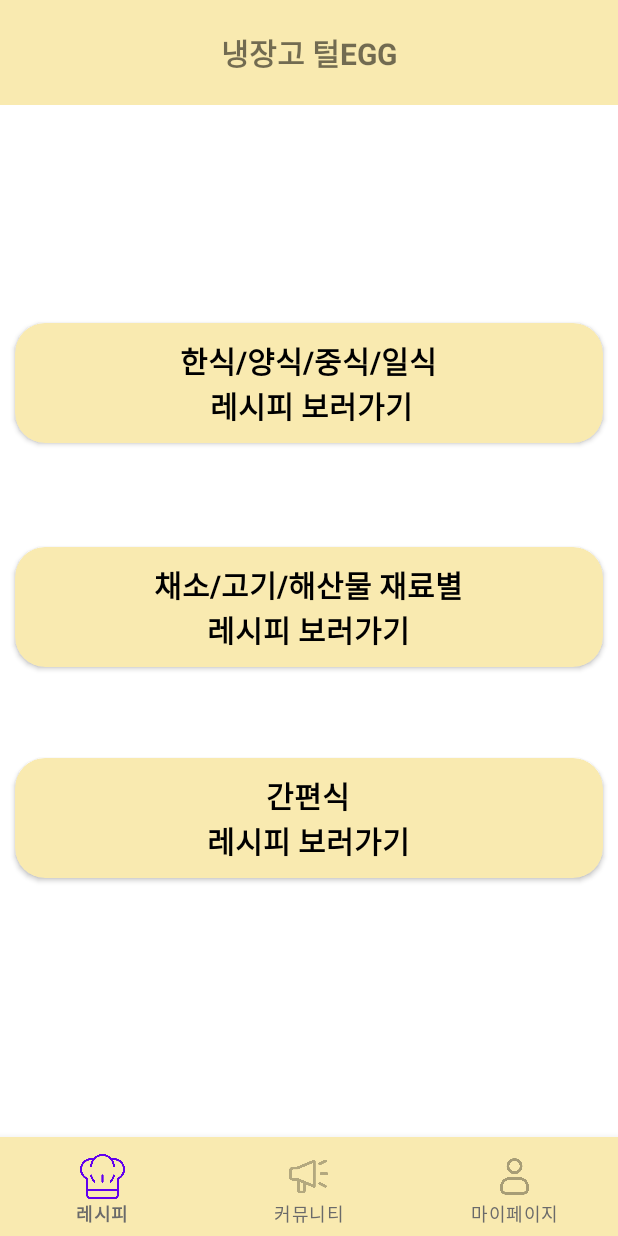
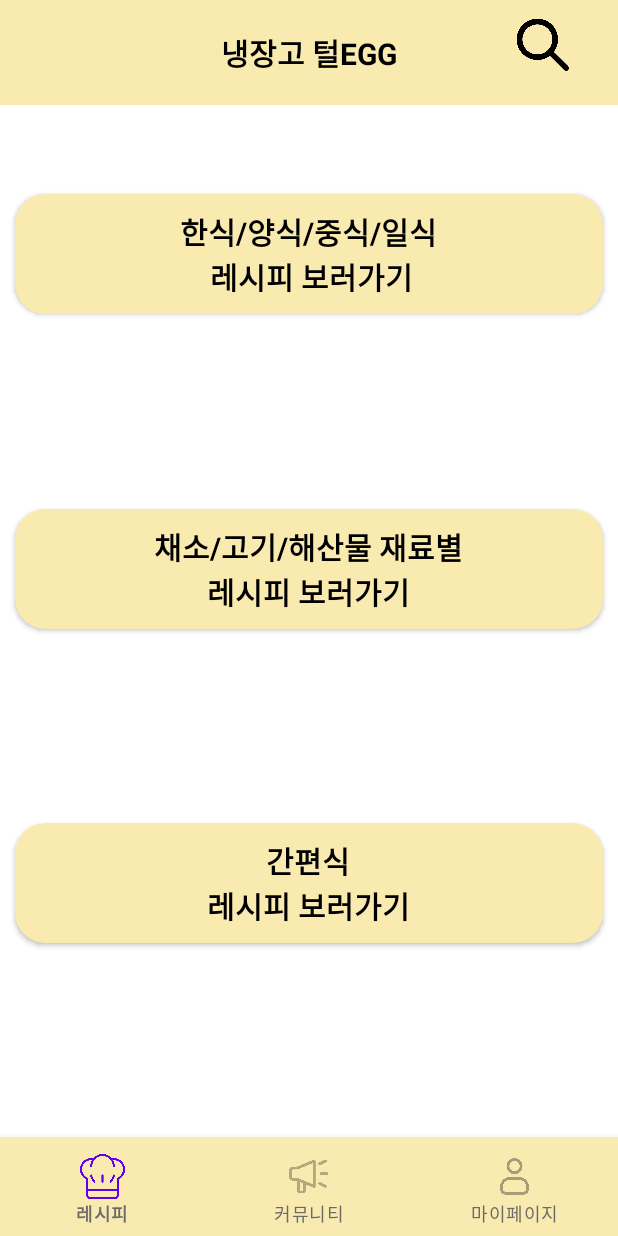
Before and after one commit to JGBean/CookRecipe, an Android app: the fragment RecipeFragment placed in its activity, on a phone screen of 412 x 824 dp. Run offline under Robolectric (Android 15) with nearby library versions, the phone set to English and light mode, and no system bars.

```diff
--- a/app/src/main/res/layout/activity_main.xml
+++ b/app/src/main/res/layout/activity_main.xml
@@ -26,7 +26,16 @@
             android:padding="10dp"
             android:text="냉장고 털EGG"
             android:textSize="20sp"
-            android:textStyle="bold" />
+            android:textStyle="bold"
+            android:textColor="@color/black"/>
+
+        <ImageView
+            android:id="@+id/imageView"
+            android:layout_width="40dp"
+            android:layout_height="40dp"
+            app:srcCompat="@drawable/ic_search"
+            android:layout_gravity="end"
+            android:layout_marginEnd="20dp"/>
     </FrameLayout>
 
     <FrameLayout
--- a/app/src/main/res/layout/fragment_recipe.xml
+++ b/app/src/main/res/layout/fragment_recipe.xml
@@ -1,55 +1,23 @@
-<?xml version="1.0" encoding="utf-8"?>
 <androidx.constraintlayout.widget.ConstraintLayout
     xmlns:android="http://schemas.android.com/apk/res/android"
     xmlns:tools="http://schemas.android.com/tools"
+    xmlns:app="http://schemas.android.com/apk/res-auto"
     android:layout_width="match_parent"
     android:layout_height="match_parent"
-    xmlns:app="http://schemas.android.com/apk/res-auto"
     tools:context=".RecipeFragment">
-
 
     <androidx.cardview.widget.CardView
         android:id="@+id/country"
-        android:layout_width="match_parent"
+        android:layout_width="0dp"
         android:layout_height="wrap_content"
-        android:layout_marginLeft="10dp"
-        android:layout_marginRight="10dp"
+        android:layout_marginStart="10dp"
+        android:layout_marginEnd="10dp"
         android:backgroundTint="@color/lightYellow"
         app:cardCornerRadius="20dp"
-        app:layout_constraintBottom_toBottomOf="parent"
+        app:layout_constraintTop_toTopOf="parent"
+        app:layout_constraintStart_toStartOf="parent"
         app:layout_constraintEnd_toEndOf="parent"
-        app:layout_constraintHorizontal_bias="0.157"
-        app:layout_constraintStart_toStartOf="parent"
-        app:layout_constraintTop_toTopOf="parent"
-        app:layout_constraintVertical_bias="0.318">
-
-        <TextView
-            android:layout_width="wrap_content"
-            android:layout_height="wrap_content"
-            android:layout_gravity="center"
-            android:layout_marginTop="10dp"
-            android:layout_marginBottom="10dp"
-            android:text="한식/양식/중식/일식\n 레시피 보러가기"
-            android:textColor="@color/black"
-            android:textStyle="bold"
-            android:textSize="20sp"
-            android:gravity="center"/>
-    </androidx.cardview.widget.CardView>
-
-    <androidx.cardview.widget.CardView
-        android:id="@+id/ingredient"
-        android:layout_width="match_parent"
-        android:layout_height="wrap_content"
-        android:layout_marginLeft="10dp"
-        android:layout_marginRight="10dp"
-        android:backgroundTint="@color/lightYellow"
-        app:cardCornerRadius="20dp"
-        app:layout_constraintBottom_toBottomOf="parent"
-        app:layout_constraintEnd_toEndOf="parent"
-        app:layout_constraintHorizontal_bias="0.526"
-        app:layout_constraintStart_toStartOf="parent"
-        app:layout_constraintTop_toBottomOf="@+id/country"
-        app:layout_constraintVertical_bias="0.182">
+        app:layout_constraintBottom_toTopOf="@+id/ingredient">
 
         <TextView
             android:layout_width="wrap_content"
@@ -58,26 +26,50 @@
             android:layout_marginTop="10dp"
             android:layout_marginBottom="10dp"
             android:gravity="center"
-            android:textStyle="bold"
+            android:text="한식/양식/중식/일식\n 레시피 보러가기"
+            android:textColor="@color/black"
+            android:textSize="20sp"
+            android:textStyle="bold" />
+    </androidx.cardview.widget.CardView>
+
+    <androidx.cardview.widget.CardView
+        android:id="@+id/ingredient"
+        android:layout_width="0dp"
+        android:layout_height="wrap_content"
+        android:layout_marginStart="10dp"
+        android:layout_marginEnd="10dp"
+        android:backgroundTint="@color/lightYellow"
+        app:cardCornerRadius="20dp"
+        app:layout_constraintTop_toBottomOf="@id/country"
+        app:layout_constraintStart_toStartOf="parent"
+        app:layout_constraintEnd_toEndOf="parent"
+        app:layout_constraintBottom_toTopOf="@+id/easy">
+
+        <TextView
+            android:layout_width="wrap_content"
+            android:layout_height="wrap_content"
+            android:layout_gravity="center"
+            android:layout_marginTop="10dp"
+            android:layout_marginBottom="10dp"
+            android:gravity="center"
             android:text="채소/고기/해산물 재료별\n레시피 보러가기"
             android:textColor="@color/black"
-            android:textSize="20sp" />
+            android:textSize="20sp"
+            android:textStyle="bold" />
     </androidx.cardview.widget.CardView>
 
     <androidx.cardview.widget.CardView
         android:id="@+id/easy"
-        android:layout_width="match_parent"
+        android:layout_width="0dp"
         android:layout_height="wrap_content"
-        android:layout_marginLeft="10dp"
-        android:layout_marginRight="10dp"
+        android:layout_marginStart="10dp"
+        android:layout_marginEnd="10dp"
         android:backgroundTint="@color/lightYellow"
         app:cardCornerRadius="20dp"
-        app:layout_constraintBottom_toBottomOf="parent"
+        app:layout_constraintTop_toBottomOf="@id/ingredient"
+        app:layout_constraintStart_toStartOf="parent"
         app:layout_constraintEnd_toEndOf="parent"
-        app:layout_constraintHorizontal_bias="0.157"
-        app:layout_constraintStart_toStartOf="parent"
-        app:layout_constraintTop_toBottomOf="@+id/ingredient"
-        app:layout_constraintVertical_bias="0.259">
+        app:layout_constraintBottom_toBottomOf="parent">
 
         <TextView
             android:layout_width="wrap_content"
@@ -87,18 +79,9 @@
             android:layout_marginBottom="10dp"
             android:gravity="center"
             android:text="간편식\n레시피 보러가기"
-            android:textStyle="bold"
             android:textColor="@color/black"
-            android:textSize="20sp" />
+            android:textSize="20sp"
+            android:textStyle="bold" />
     </androidx.cardview.widget.CardView>
 
-    <FrameLayout
-        android:id="@+id/fragment_recipe1"
-        android:layout_width="match_parent"
-        android:layout_height="0dp"
-        app:layout_constraintTop_toTopOf="parent"
-        app:layout_constraintBottom_toBottomOf="parent"
-        app:layout_constraintStart_toStartOf="parent"
-        app:layout_constraintEnd_toEndOf="parent"/>
-
 </androidx.constraintlayout.widget.ConstraintLayout>
--- a/app/src/main/res/values/strings.xml
+++ b/app/src/main/res/values/strings.xml
@@ -21,4 +21,7 @@
     <string name="post">작성하기</string>
     <string name="enter_title">제목을 입력해주세요.</string>
     <string name="enter_details">내용을 입력해주세요.</string>
+
+    <string name="like_button">좋아요 버튼</string>
+
 </resources>
```
Also changed, not shown: app/src/main/java/com/cook_recipe_app/firebase/BibimbabFragment.kt (added, +38 -0 lines), app/src/main/java/com/cook_recipe_app/firebase/MenuAdapter.kt (+10 -4 lines), app/src/main/java/com/cook_recipe_app/firebase/MenuListFragment.kt (+14 -10 lines), app/src/main/res/layout/fragment_bibimbab.xml (added, +73 -0 lines), app/src/main/res/layout/ingredient_list.xml (added, +20 -0 lines), app/src/main/res/drawable/ic_heart_empty.png (added), app/src/main/res/drawable/ic_heart_full.png (added), app/src/main/res/drawable/ic_search.png (added), app/src/main/res/drawable/ic_timer.png (added), app/src/main/res/drawable/img_bibimbab.png (added).
